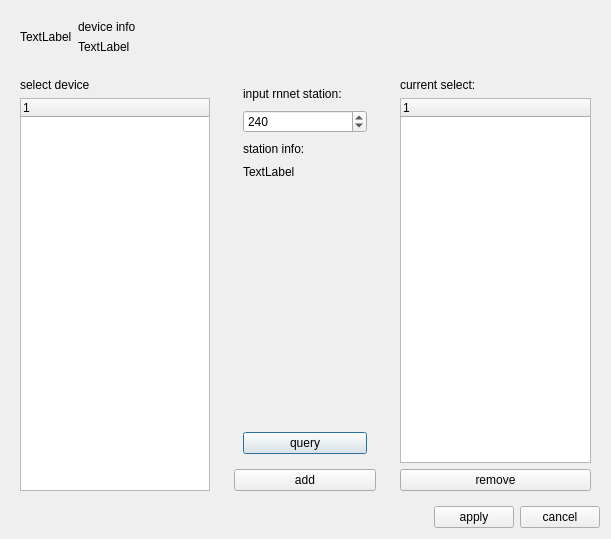
This is App/AppSDT/ConfigDialog/configdialog.ui in tiangaomingjing/ServoDriveTech as Qt 5 draws it before an edit. The edited form follows.
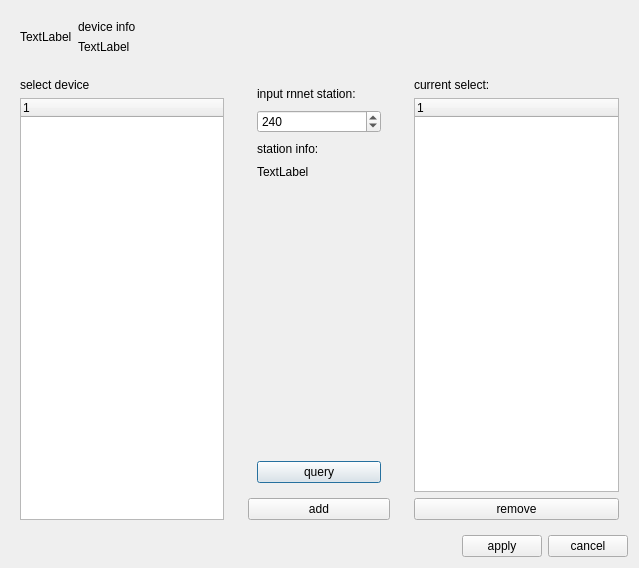
This is the edited form.

```diff
--- a/App/AppSDT/ConfigDialog/configdialog.ui
+++ b/App/AppSDT/ConfigDialog/configdialog.ui
@@ -6,8 +6,8 @@
    <rect>
     <x>0</x>
     <y>0</y>
-    <width>611</width>
-    <height>539</height>
+    <width>639</width>
+    <height>568</height>
    </rect>
   </property>
   <property name="windowTitle">
@@ -16,6 +16,12 @@
   <layout class="QGridLayout" name="gridLayout" rowstretch="0,1,0">
    <item row="0" column="0" colspan="3">
     <widget class="QWidget" name="widget_deviceInfo" native="true">
+     <property name="sizePolicy">
+      <sizepolicy hsizetype="Expanding" vsizetype="Fixed">
+       <horstretch>0</horstretch>
+       <verstretch>0</verstretch>
+      </sizepolicy>
+     </property>
      <layout class="QHBoxLayout" name="horizontalLayout" stretch="0,1">
       <item>
        <widget class="QLabel" name="label_image">
```
